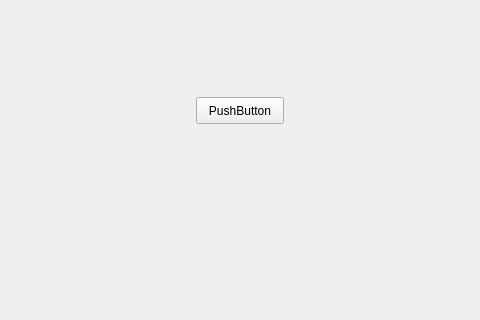
Before: the Qt Designer form mainwindow.ui in hknarutofk/qt-training, drawn with Qt 5; both pictures show x 134 to 614 and y 153 to 473 of the 800 by 600 pixel window.
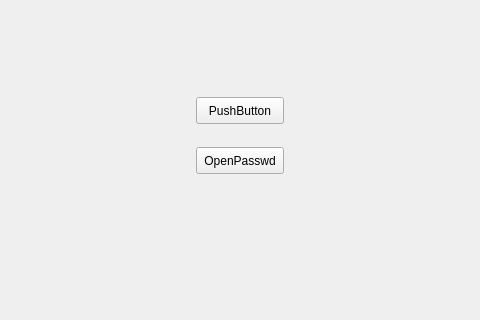
After: the same form once the commit is applied.

What changed in the file:
```diff
--- a/mainwindow.ui
+++ b/mainwindow.ui
@@ -27,6 +27,19 @@
      <string>PushButton</string>
     </property>
    </widget>
+   <widget class="QPushButton" name="pushButton_2">
+    <property name="geometry">
+     <rect>
+      <x>330</x>
+      <y>300</y>
+      <width>88</width>
+      <height>27</height>
+     </rect>
+    </property>
+    <property name="text">
+     <string>OpenPasswd</string>
+    </property>
+   </widget>
   </widget>
   <widget class="QMenuBar" name="menubar">
    <property name="geometry">
```
